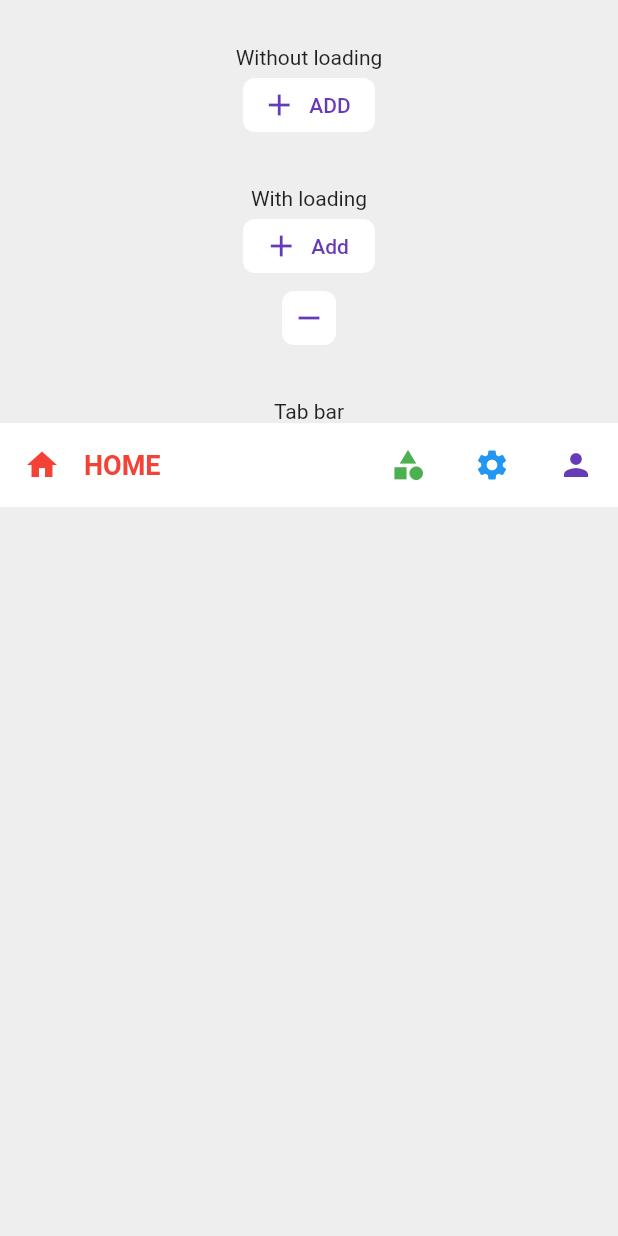
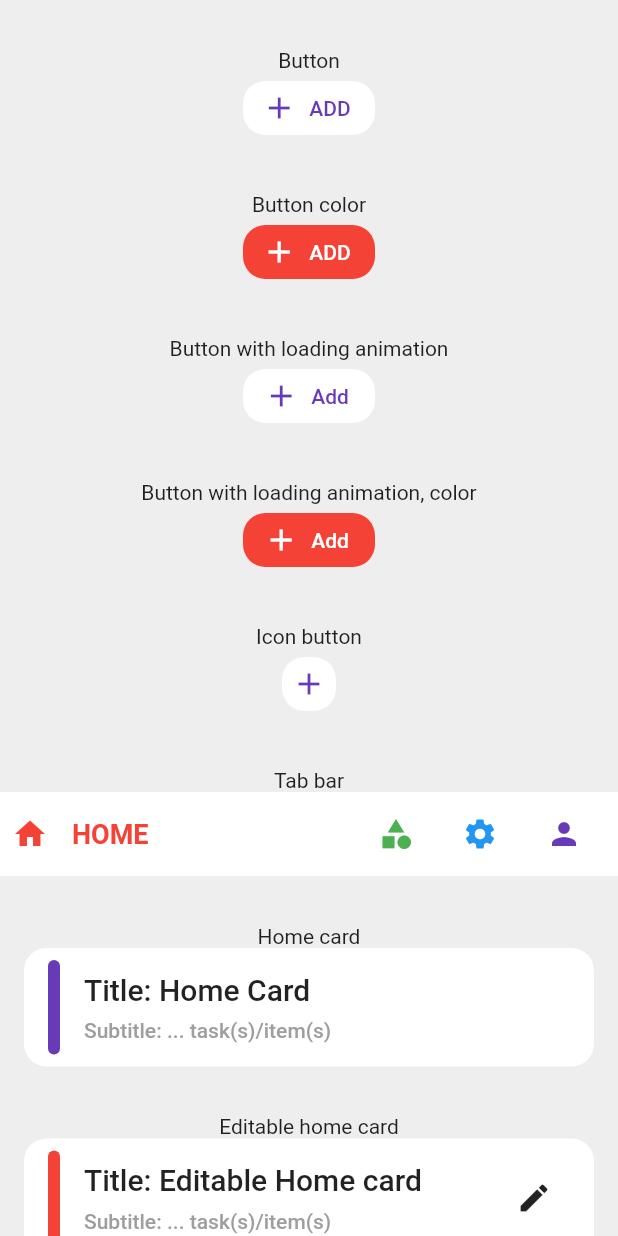
Before and after one commit to lDo28/wallet, a Flutter app: the screen it shows after launch, on a phone screen of 412 x 824 dp. Run offline on Flutter 3.47's test engine with Material 2 defaults, Android fonts, the phone set to English and light mode, and no system bars; our stand-ins replace get.

Commit message:
add widgets: home card, tag view, chips, pie chart

```diff
--- /dev/null
+++ b/lib/constants/colors.dart
@@ -0,0 +1,9 @@
+import 'package:flutter/material.dart';
+
+class WColors {
+  static const primaryColor = Colors.deepPurple;
+  static const backgroundColor = Colors.white;
+  static const disableColor = Colors.black54;
+  static const tagSelectedColor = Color(0xFF03A6F0);
+  static const tagUnselectedColor = Color(0xFFE6F7FE);
+}
--- /dev/null
+++ b/lib/constants/constants.dart
@@ -0,0 +1,7 @@
+export 'colors.dart';
+export 'dimens.dart';
+export 'button_type.dart';
+
+class Constants {
+  static const duration = const Duration(milliseconds: 500);
+}
--- /dev/null
+++ b/lib/constants/dimens.dart
@@ -0,0 +1,25 @@
+import 'package:flutter/material.dart';
+
+class Dimens {
+  static final loadingBorderRadius = BorderRadius.circular(50);
+  static final borderRadius = BorderRadius.circular(15);
+
+  static const defaultWidthSpace = const SizedBox(width: 16);
+  static const defaultHeightSpace = const SizedBox(height: 16);
+
+  static const smallWidthSpace = const SizedBox(width: 8);
+  static const smallHeightSpace = const SizedBox(height: 8);
+
+  static const largerWidthSpace = const SizedBox(width: 32);
+  static const largerHeightSpace = const SizedBox(height: 32);
+
+  static const zero = 0.0;
+
+  static const defaultPadding = 8.0;
+  static const smallPadding = 4.0;
+  static const largePadding = 16.0;
+
+  static const iconButton = 36.0;
+  static const normalButton = 88.0;
+  static const loadingSize = 48.0;
+}
--- /dev/null
+++ b/lib/constants/exts/exts.dart
@@ -0,0 +1,2 @@
+export 'padding_exts.dart';
+export 'text_exts.dart';
--- a/lib/ui/screens/home_screen.dart
+++ b/lib/ui/screens/home_screen.dart
@@ -1,7 +1,10 @@
+import 'dart:math';
+
 import 'package:flutter/material.dart';
+import 'package:wallet/constants/constants.dart';
 import 'package:wallet/ui/vo/tab_bar_item.dart';
-import 'package:wallet/ui/widgets/w_button.dart';
-import 'package:wallet/ui/widgets/w_tab_bar.dart';
+import 'package:wallet/ui/widgets/w_pie_chart.dart';
+import 'package:wallet/ui/widgets/widgets.dart';
 
 class HomeScreen extends StatefulWidget {
   @override
@@ -9,6 +12,9 @@ class HomeScreen extends StatefulWidget {
 }
 
 class _HomeScreenState extends State<HomeScreen> with TickerProviderStateMixin {
+  var tags = ['Design', 'Home', 'Work', 'Phone', 'New'];
+  var selectedTags = [];
+
   @override
   Widget build(BuildContext context) {
     return Scaffold(
@@ -17,22 +23,77 @@ class _HomeScreenState extends State<HomeScreen> with TickerProviderStateMixin {
           physics: BouncingScrollPhysics(),
           child: Center(
             child: Column(
-              mainAxisSize: MainAxisSize.min,
               crossAxisAlignment: CrossAxisAlignment.center,
               children: [
-                SizedBox(height: 30),
-                Text("Without loading"),
-                _buildButton(),
-                SizedBox(height: 30),
-                Text("With loading"),
-                _buildLoadingButton(icon: Icons.add, label: 'Add'),
-                _buildLoadingButton(icon: Icons.remove),
-                SizedBox(height: 30),
-                Text("Tab bar"),
-                WTabBar(
+                _buildItem(
+                  label: 'Button',
+                  item: WButton(
+                    icon: Icons.add,
+                    label: 'Add',
+                    textAllCaps: true,
+                    onPressed: () async {
+                      print("Tap");
+                    },
+                  ),
+                ),
+                _buildItem(
+                  label: 'Button color',
+                  item: WButton(
+                    icon: Icons.add,
+                    label: 'Add',
+                    backgroundColor: Colors.red,
+                    foregroundColor: Colors.white,
+                    textAllCaps: true,
+                    onPressed: () async {
+                      print("Tap");
+                    },
+                  ),
+                ),
+                _buildItem(
+                  label: 'Button with loading animation',
+                  item: WButton(
+                    loading: CircularProgressIndicator(),
+                    icon: Icons.add,
+                    label: 'Add',
+                    onPressed: () async {
+                      await Future.delayed(Duration(seconds: 2));
+                      print("Tap");
+                    },
+                  ),
+                ),
+                _buildItem(
+                  label: 'Button with loading animation, color',
+                  item: WButton(
+                    loading: CircularProgressIndicator(
+                      valueColor: AlwaysStoppedAnimation<Color>(Colors.white),
+                    ),
+                    backgroundColor: Colors.red,
+                    foregroundColor: Colors.white,
+                    icon: Icons.add,
+                    label: 'Add',
+                    onPressed: () async {
+                      await Future.delayed(Duration(seconds: 2));
+                      print("Tap");
+                    },
+                  ),
+                ),
+                _buildItem(
+                  label: 'Icon button',
+                  item: WButton(
+                    icon: Icons.add,
+                    onPressed: () async {
+                      print("Tap");
+                    },
+                  ),
+                ),
+                _buildItem(
+                  label: 'Tab bar',
+                  item: WTabBar(
                     items: [
                       TabBarItem(0,
-                        label: "Home", leading: Icons.home, color: Colors.red),
+                          label: "Home",
+                          leading: Icons.home,
+                          color: Colors.red),
                       TabBarItem(1,
                           label: "Category",
                           leading: Icons.category,
@@ -43,9 +104,81 @@ class _HomeScreenState extends State<HomeScreen> with TickerProviderStateMixin {
                           color: Colors.blue),
                       TabBarItem(3, label: "Profile", leading: Icons.person),
                     ],
-                  onSelectChanged: (index){
-
+                    onSelectChanged: (index) {},
+                  ),
+                ),
+                _buildItem(
+                  label: 'Home card',
+                  item: WHomeCard(
+                    title: 'Title: Home Card',
+                    subtitle: 'Subtitle: ... task(s)/item(s)',
+                    onCardPress: () {},
+                  ),
+                ),
+                _buildItem(
+                  label: 'Editable home card',
+                  item: WHomeCard(
+                    title: 'Title: Editable Home card',
+                    subtitle: 'Subtitle: ... task(s)/item(s)',
+                    highlightColor: Colors.red,
+                    onCardPress: () {},
+                    onEditPress: () {},
+                  ),
+                ),
+                _buildItem(
+                  label: 'Tag',
+                  item: WTagCard(
+                    children: [
+                      for (var tag in tags)
+                        WFilterChip(
+                          title: tag,
+                          isSelected: selectedTags.contains(tag),
+                          onSelectChanged: (title, selected) {
+                            setState(() {
+                              if (selected) {
+                                selectedTags.add(title);
+                              } else {
+                                selectedTags.remove(title);
+                              }
+                            });
                           },
+                        ),
+                      WFilterChip(
+                        title: 'Color chip',
+                        isSelected: selectedTags.contains('Color chip'),
+                        unselectedBackground: Colors.red.withOpacity(.2),
+                        unselectedForeground: Colors.red,
+                        selectedBackground: Colors.red,
+                        selectedForeground: Colors.white,
+                        onSelectChanged: (title, selected) {
+                          setState(() {
+                            if (selected) {
+                              selectedTags.add(title);
+                            } else {
+                              selectedTags.remove(title);
+                            }
+                          });
+                        },
+                      ),
+                      WActionChip(
+                        title: 'Add new tag',
+                        onPressed: () {
+                          setState(() {
+                            tags.add(Random().nextInt(100).toString());
+                          });
+                        },
+                      ),
+                      WActionChip(
+                        title: 'Color action',
+                        foregroundColor: Colors.red,
+                        onPressed: () {},
+                      ),
+                    ],
+                  ),
+                ),
+                _buildItem(
+                  label: 'PieChart',
+                  item: WPieChart(currentProgress: 45),
                 ),
               ],
             ),
@@ -55,26 +188,14 @@ class _HomeScreenState extends State<HomeScreen> with TickerProviderStateMixin {
     );
   }
 
-  Widget _buildLoadingButton({IconData icon, String label}) {
-    return WButton(
-      loading: CircularProgressIndicator(),
-      icon: icon,
-      label: label,
-      onPressed: () async {
-        await Future.delayed(Duration(seconds: 2));
-        print("Tap");
-      },
-    );
-  }
-
-  Widget _buildButton() {
-    return WButton(
-      icon: Icons.add,
-      label: "Add",
-      textAllCaps: true,
-      onPressed: () async {
-        print("Tap");
-      },
+  Widget _buildItem({@required String label, @required Widget item}) {
+    return Column(
+      mainAxisSize: MainAxisSize.min,
+      children: [
+        Dimens.largerHeightSpace,
+        Text(label),
+        item,
+      ],
     );
   }
 }
--- /dev/null
+++ b/lib/ui/widgets/w_action_chip.dart
@@ -0,0 +1,27 @@
+import 'package:flutter/material.dart';
+import 'package:wallet/constants/exts/exts.dart';
+
+class WActionChip extends StatelessWidget {
+  final String title;
+  final VoidCallback onPressed;
+  final Color backgroundColor, foregroundColor;
+
+  const WActionChip({
+    Key key,
+    @required this.title,
+    @required this.onPressed,
+    this.backgroundColor = Colors.transparent,
+    this.foregroundColor = Colors.grey,
+  }) : super(key: key);
+
+  @override
+  Widget build(BuildContext context) {
+    return ActionChip(
+      label: Text(title),
+      shape: StadiumBorder(side: BorderSide(color: foregroundColor, width: 2)),
+      labelStyle: TextStyle(color: foregroundColor).bold,
+      backgroundColor: backgroundColor,
+      onPressed: onPressed,
+    );
+  }
+}
--- a/lib/ui/widgets/w_button.dart
+++ b/lib/ui/widgets/w_button.dart
@@ -1,6 +1,7 @@
 import 'package:flutter/foundation.dart';
 import 'package:flutter/material.dart';
-import 'package:wallet/constants/button_type.dart';
+import 'package:wallet/constants/constants.dart';
+import 'package:wallet/constants/exts/exts.dart';
 
 class WButton extends StatefulWidget {
   final ButtonType type;
@@ -9,7 +10,7 @@ class WButton extends StatefulWidget {
   final Color backgroundColor, foregroundColor, disabledColor;
   final double elevation;
   final AsyncCallback onPressed;
-  final int animationDuration;
+  final Duration animationDuration;
   final Curve curve;
   final ProgressIndicator loading;
   final bool textAllCaps;
@@ -19,12 +20,12 @@ class WButton extends StatefulWidget {
       this.type = ButtonType.raise,
       this.icon,
       this.label,
-      this.backgroundColor = Colors.white,
-      this.foregroundColor = Colors.deepPurple,
-      this.disabledColor = Colors.black54,
-      this.elevation = 0,
+      this.backgroundColor = WColors.backgroundColor,
+      this.foregroundColor = WColors.primaryColor,
+      this.disabledColor = WColors.disableColor,
+      this.elevation = Dimens.zero,
       this.onPressed,
-      this.animationDuration = 500,
+      this.animationDuration = Constants.duration,
       this.curve = Curves.easeIn,
       this.loading,
       this.textAllCaps = false})
@@ -46,12 +47,13 @@ class _WButtonState extends State<WButton> with SingleTickerProviderStateMixin {
         color: _isLoading && !_isOutline
             ? widget.backgroundColor
             : Colors.transparent,
-        borderRadius: BorderRadius.circular(_isLoading ? 50 : 8),
+        borderRadius:
+            _isLoading ? Dimens.loadingBorderRadius : Dimens.borderRadius,
       ),
       child: AnimatedSize(
         vsync: this,
         curve: widget.curve,
-        duration: Duration(milliseconds: widget.animationDuration),
+        duration: widget.animationDuration,
         child: _buildButtonTheme(),
       ),
     );
@@ -61,11 +63,11 @@ class _WButtonState extends State<WButton> with SingleTickerProviderStateMixin {
     return ButtonTheme(
       padding: widget.label == null
           ? EdgeInsets.zero
-          : EdgeInsets.symmetric(horizontal: 16),
+          : EdgeInsets.symmetric(horizontal: Dimens.largePadding),
       shape: RoundedRectangleBorder(
-        borderRadius: BorderRadius.circular(8),
+        borderRadius: Dimens.borderRadius,
       ),
-      minWidth: widget.label == null ? 36 : 88,
+      minWidth: widget.label == null ? Dimens.iconButton : Dimens.normalButton,
       child: _buildButton(),
     );
   }
@@ -73,12 +75,9 @@ class _WButtonState extends State<WButton> with SingleTickerProviderStateMixin {
   Widget _buildButton() {
     if (_isLoading && widget.loading != null)
       return SizedBox(
-        height: 48,
-        width: 48,
-        child: Padding(
-          padding: const EdgeInsets.all(10),
-          child: widget.loading,
-        ),
+        height: Dimens.loadingSize,
+        width: Dimens.loadingSize,
+        child: widget.loading.paddingAll(Dimens.defaultPadding),
       );
     if (widget.label != null && widget.icon != null)
       return _buildIconLabelButton();
--- /dev/null
+++ b/lib/ui/widgets/w_home_card.dart
@@ -0,0 +1,65 @@
+import 'package:flutter/material.dart';
+import 'package:wallet/constants/constants.dart';
+import 'package:wallet/constants/exts/exts.dart';
+
+class WHomeCard extends StatelessWidget {
+  final String title;
+  final String subtitle;
+  final Color highlightColor;
+  final VoidCallback onCardPress, onEditPress;
+
+  const WHomeCard({
+    Key key,
+    @required this.title,
+    @required this.subtitle,
+    this.highlightColor = WColors.primaryColor,
+    this.onCardPress,
+    this.onEditPress,
+  }) : super(key: key);
+
+  @override
+  Widget build(BuildContext context) {
+    return ButtonTheme(
+      padding: EdgeInsets.zero,
+      child: RaisedButton(
+        elevation: 0,
+        onPressed: onCardPress,
+        shape: RoundedRectangleBorder(borderRadius: Dimens.borderRadius),
+        color: WColors.backgroundColor,
+        disabledColor: WColors.disableColor,
+        child: IntrinsicHeight(
+          child: Row(
+            children: [
+              Container(
+                width: Dimens.defaultPadding,
+                decoration: BoxDecoration(
+                  color: highlightColor,
+                  borderRadius: Dimens.borderRadius,
+                ),
+              ),
+              Dimens.defaultWidthSpace,
+              Expanded(
+                child: Column(
+                  crossAxisAlignment: CrossAxisAlignment.start,
+                  children: [
+                    Text(title, style: Theme.of(context).textTheme.headline6),
+                    Dimens.smallHeightSpace,
+                    Text(subtitle, style: TextStyle(color: Colors.grey)),
+                  ],
+                ).defaultPaddingVertical,
+              ),
+              if (onEditPress != null)
+                IconButton(
+                  icon: Icon(Icons.edit),
+                  onPressed: onEditPress,
+                ),
+            ],
+          ),
+        ).paddingSymmetric(
+          horizontal: Dimens.largePadding,
+          vertical: Dimens.defaultPadding,
+        ),
+      ),
+    ).paddingSymmetric(horizontal: Dimens.largePadding);
+  }
+}
--- a/lib/ui/widgets/w_tab_bar.dart
+++ b/lib/ui/widgets/w_tab_bar.dart
@@ -1,4 +1,6 @@
 import 'package:flutter/material.dart';
+import 'package:wallet/constants/constants.dart';
+import 'package:wallet/constants/exts/exts.dart';
 import 'package:wallet/ui/vo/tab_bar_item.dart';
 
 class WTabBar extends StatefulWidget {
@@ -8,7 +10,7 @@ class WTabBar extends StatefulWidget {
 
   WTabBar({
     Key key,
-    this.backgroundColor = Colors.white,
+    this.backgroundColor = WColors.backgroundColor,
     @required this.items,
     this.onSelectChanged,
   }) : super(key: key);
@@ -44,6 +46,7 @@ class _WTabBarState extends State<WTabBar> {
       child: _TabBarView(
         item: item,
         selected: item.index == _selectIndex,
+        length: widget.items.length,
       ),
       onTap: () {
         _updateSelect(item.index);
@@ -55,8 +58,10 @@ class _WTabBarState extends State<WTabBar> {
 class _TabBarView extends StatefulWidget {
   final bool selected;
   final TabBarItem item;
+  final int length;
 
-  const _TabBarView({Key key, this.selected, this.item}) : super(key: key);
+  const _TabBarView({Key key, this.selected, this.item, this.length})
+      : super(key: key);
 
   @override
   _TabBarViewState createState() => _TabBarViewState();
@@ -68,13 +73,13 @@ class _TabBarViewState extends State<_TabBarView>
   Widget build(BuildContext context) {
     return AnimatedSize(
       vsync: this,
-      duration: Duration(milliseconds: 300),
+      duration: Constants.duration,
       child: Container(
         width: widget.selected
-            ? MediaQuery.of(context).size.width - (kToolbarHeight * 3)
+            ? MediaQuery.of(context).size.width -
+                (kToolbarHeight * (widget.length - 1))
             : kToolbarHeight,
         child: SingleChildScrollView(
-          padding: EdgeInsets.all(16),
           scrollDirection: Axis.horizontal,
           physics: NeverScrollableScrollPhysics(),
           child: Row(
@@ -85,20 +90,18 @@ class _TabBarViewState extends State<_TabBarView>
                 child: Row(
                   mainAxisSize: MainAxisSize.min,
                   children: [
-                    SizedBox(width: 16),
+                    Dimens.defaultWidthSpace,
                     Text(
                       widget.item.label.toUpperCase(),
-                      style: TextStyle(
-                          fontWeight: FontWeight.bold,
-                          color: widget.item.color,
-                          fontSize: 18),
+                      style:
+                          TextStyle(color: widget.item.color).bold.tabFontSize,
                     ),
                   ],
                 ),
               ),
             ],
           ),
-        ),
+        ).defaultPaddingAll,
       ),
     );
   }
--- /dev/null
+++ b/lib/ui/widgets/widgets.dart
@@ -0,0 +1,7 @@
+export 'w_action_chip.dart';
+export 'w_app_bar.dart';
+export 'w_button.dart';
+export 'w_filter_chip.dart';
+export 'w_home_card.dart';
+export 'w_tab_bar.dart';
+export 'w_tag_card.dart';
--- a/pubspec.yaml
+++ b/pubspec.yaml
@@ -16,7 +16,7 @@ dependencies:
 
   cupertino_icons: ^1.0.0
   intl: ^0.16.1
-  get: ^3.10.1
+  get: ^3.10.2
   google_fonts: ^1.1.0
 
 dev_dependencies:
```
Also changed, not shown: lib/constants/exts/padding_exts.dart (added, +39 -0 lines), lib/constants/exts/text_exts.dart (added, +13 -0 lines), lib/ui/widgets/pie_chart_painter.dart (added, +48 -0 lines), lib/ui/widgets/tag_clipper.dart (added, +69 -0 lines), lib/ui/widgets/w_filter_chip.dart (added, +41 -0 lines), lib/ui/widgets/w_pie_chart.dart (added, +30 -0 lines), lib/ui/widgets/w_tag_card.dart (added, +46 -0 lines), pubspec.lock, 2 other files. Lines whose indentation alone changed are shown as unchanged.
